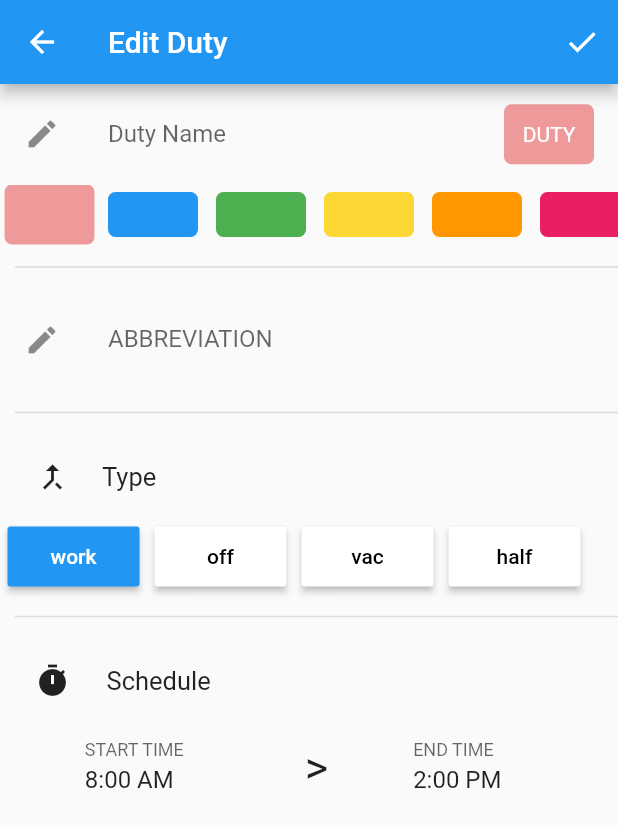
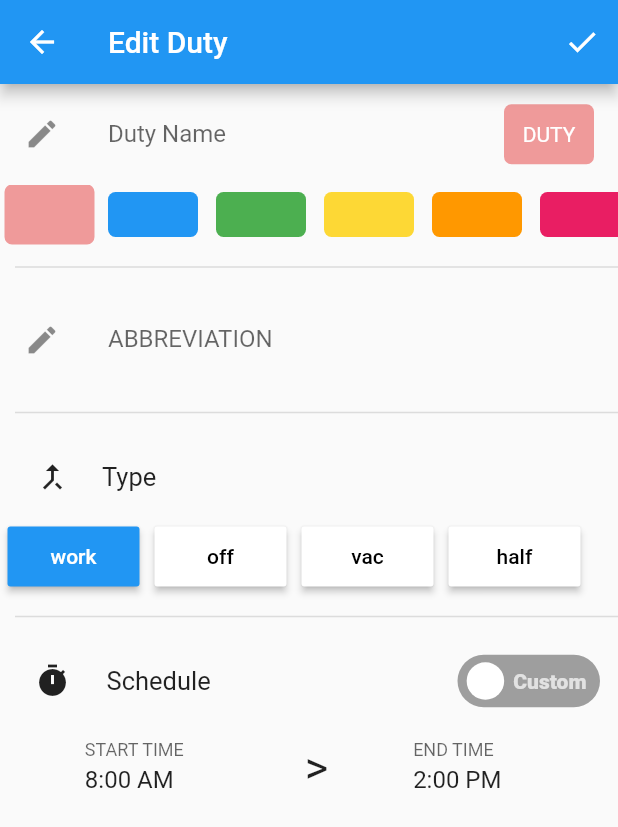
Before and after one commit to enpartha/manage_duty_3, a Flutter app: the EditDutyPage screen opened by its route, on a phone screen of 412 x 824 dp. Shown: the top 827 px of the screen. Run offline on Flutter 3.47's test engine with Material 2 defaults, Android fonts, the phone set to English and light mode, and no system bars; network calls fail.

Commit message:
Custom Switch added

```diff
--- a/lib/screens/edit_duty_page.dart
+++ b/lib/screens/edit_duty_page.dart
@@ -2,6 +2,8 @@ import 'package:flutter/material.dart';
 import 'package:intl/intl.dart';
 import 'package:manage_duty_3/screens/view_duties.dart';
 import 'package:provider/provider.dart';
+//import 'package:custom_switch/custom_switch.dart';
+import '../widget/custom_switch.dart';
 
 import '../models/duty.dart';
 import '../providers/my_duty.dart';
@@ -35,6 +37,8 @@ class _EditDutyPageState extends State<EditDutyPage> {
   var _isLoading = false;
 
   TimeOfDay selectedTime = TimeOfDay.now();
+
+  var isAllDay = false;
 
   TimeOfDay stringToTimeOfDay(String tod) {
     final format = DateFormat.jm(); //"6:00 AM"
@@ -169,6 +173,53 @@ class _EditDutyPageState extends State<EditDutyPage> {
 
         Navigator.of(context).pop();
       }
+    }
+  }
+
+  Widget setTimeDuty(bool isAllDay) {
+    if (!isAllDay) {
+      return Row(
+        mainAxisAlignment: MainAxisAlignment.spaceEvenly,
+        children: [
+          Container(
+            width: 90,
+            child: GestureDetector(
+              child: Builder(builder: (context) {
+                return TextFormField(
+                    controller: _startTimeCtrlr,
+                    decoration: InputDecoration(
+                        labelText: "START TIME", border: InputBorder.none),
+                    readOnly: true,
+                    onTap: () {
+                      _selectStartTime(context);
+                    });
+              }),
+            ),
+          ),
+          Text(
+            ">",
+            style: TextStyle(fontSize: 30),
+          ),
+          Container(
+            width: 80,
+            child: GestureDetector(
+              child: Builder(builder: (context) {
+                return TextFormField(
+                  controller: _endTimeCtrlr,
+                  decoration: InputDecoration(
+                      labelText: "END TIME", border: InputBorder.none),
+                  readOnly: true,
+                  onTap: () {
+                    _selectEndTime(context);
+                  },
+                );
+              }),
+            ),
+          ),
+        ],
+      );
+    } else {
+      return Container();
     }
   }
 
@@ -336,7 +387,10 @@ class _EditDutyPageState extends State<EditDutyPage> {
                       Padding(
                         padding: const EdgeInsets.only(left: 7.0),
                         child: Row(
+                          mainAxisAlignment: MainAxisAlignment.spaceBetween,
                           children: <Widget>[
+                            Row(
+                              children: [
                                 Padding(
                                   padding: const EdgeInsets.all(16.0),
                                   child: Icon(Icons.timer),
@@ -350,49 +404,23 @@ class _EditDutyPageState extends State<EditDutyPage> {
                                 ),
                               ],
                             ),
-                      ),
-                      Row(
-                        mainAxisAlignment: MainAxisAlignment.spaceEvenly,
-                        children: [
                             Container(
-                            width: 90,
-                            child: GestureDetector(
-                              child: Builder(builder: (context) {
-                                return TextFormField(
-                                    controller: _startTimeCtrlr,
-                                    decoration: InputDecoration(
-                                        labelText: "START TIME",
-                                        border: InputBorder.none),
-                                    readOnly: true,
-                                    onTap: () {
-                                      _selectStartTime(context);
+                              padding: EdgeInsets.only(right: 12),
+                              child: CustomSwitch(
+                                activeColor: Colors.teal,
+                                value: isAllDay,
+                                onChanged: (value) {
+                                  print("VALUE : $value");
+                                  setState(() {
+                                    isAllDay = value;
                                   });
-                              }),
-                            ),
-                          ),
-                          Text(
-                            ">",
-                            style: TextStyle(fontSize: 30),
-                          ),
-                          Container(
-                            width: 80,
-                            child: GestureDetector(
-                              child: Builder(builder: (context) {
-                                return TextFormField(
-                                  controller: _endTimeCtrlr,
-                                  decoration: InputDecoration(
-                                      labelText: "END TIME",
-                                      border: InputBorder.none),
-                                  readOnly: true,
-                                  onTap: () {
-                                    _selectEndTime(context);
                                 },
-                                );
-                              }),
                               ),
                             ),
                           ],
                         ),
+                      ),
+                      setTimeDuty(isAllDay),
                     ],
                   ),
                 ),
--- a/lib/screens/view_duties.dart
+++ b/lib/screens/view_duties.dart
@@ -1,4 +1,3 @@
-import 'dart:ffi';
 import 'package:flutter/material.dart';
 import 'package:intl/intl.dart';
 import 'package:provider/provider.dart';
--- /dev/null
+++ b/lib/widget/custom_switch.dart
@@ -0,0 +1,106 @@
+library custom_switch;
+
+import 'package:flutter/material.dart';
+
+class CustomSwitch extends StatefulWidget {
+  final bool value;
+  final ValueChanged<bool>? onChanged;
+  final Color? activeColor;
+
+  const CustomSwitch(
+      {Key? key, this.value = false, this.onChanged, this.activeColor})
+      : super(key: key);
+
+  @override
+  _CustomSwitchState createState() => _CustomSwitchState();
+}
+
+class _CustomSwitchState extends State<CustomSwitch>
+    with SingleTickerProviderStateMixin {
+  late Animation _circleAnimation;
+  late AnimationController _animationController;
+
+  @override
+  void initState() {
+    super.initState();
+    _animationController =
+        AnimationController(vsync: this, duration: Duration(milliseconds: 60));
+    _circleAnimation = AlignmentTween(
+            begin: widget.value ? Alignment.centerRight : Alignment.centerLeft,
+            end: widget.value ? Alignment.centerLeft : Alignment.centerRight)
+        .animate(CurvedAnimation(
+            parent: _animationController, curve: Curves.linear));
+  }
+
+  @override
+  Widget build(BuildContext context) {
+    return AnimatedBuilder(
+      animation: _animationController,
+      builder: (context, child) {
+        return GestureDetector(
+          onTap: () {
+            if (_animationController.isCompleted) {
+              _animationController.reverse();
+            } else {
+              _animationController.forward();
+            }
+            widget.value == false
+                ? widget.onChanged!(true)
+                : widget.onChanged!(false);
+          },
+          child: Container(
+            width: 95.0,
+            height: 35.0,
+            decoration: BoxDecoration(
+                borderRadius: BorderRadius.circular(20.0),
+                color: _circleAnimation.value == Alignment.centerLeft
+                    ? Colors.grey
+                    : widget.activeColor),
+            child: Padding(
+              padding: const EdgeInsets.only(
+                  top: 4.0, bottom: 4.0, right: 4.0, left: 4.0),
+              child: Row(
+                mainAxisAlignment: MainAxisAlignment.spaceBetween,
+                children: <Widget>[
+                  _circleAnimation.value == Alignment.centerRight
+                      ? Padding(
+                          padding: const EdgeInsets.only(left: 4.0, right: 4.0),
+                          child: Text(
+                            'All Day',
+                            style: TextStyle(
+                                color: Colors.white70,
+                                fontWeight: FontWeight.w900,
+                                fontSize: 14.0),
+                          ),
+                        )
+                      : Container(),
+                  Align(
+                    alignment: _circleAnimation.value,
+                    child: Container(
+                      width: 25.0,
+                      height: 25.0,
+                      decoration: BoxDecoration(
+                          shape: BoxShape.circle, color: Colors.white),
+                    ),
+                  ),
+                  _circleAnimation.value == Alignment.centerLeft
+                      ? Padding(
+                          padding: const EdgeInsets.only(left: 4.0, right: 5.0),
+                          child: Text(
+                            'Custom',
+                            style: TextStyle(
+                                color: Colors.white70,
+                                fontWeight: FontWeight.w900,
+                                fontSize: 14.0),
+                          ),
+                        )
+                      : Container(),
+                ],
+              ),
+            ),
+          ),
+        );
+      },
+    );
+  }
+}
--- a/pubspec.yaml
+++ b/pubspec.yaml
@@ -24,8 +24,9 @@ dependencies:
   flutter:
     sdk: flutter
   cupertino_icons: ^1.0.2
+  custom_switch: ^0.0.1
+  http: ^0.13.3
   intl: ^0.17.0
-  http: ^0.13.3
   provider: ^5.0.0
 
 dev_dependencies:
```
Also changed, not shown: pubspec.lock. Lines whose indentation alone changed are shown as unchanged.
